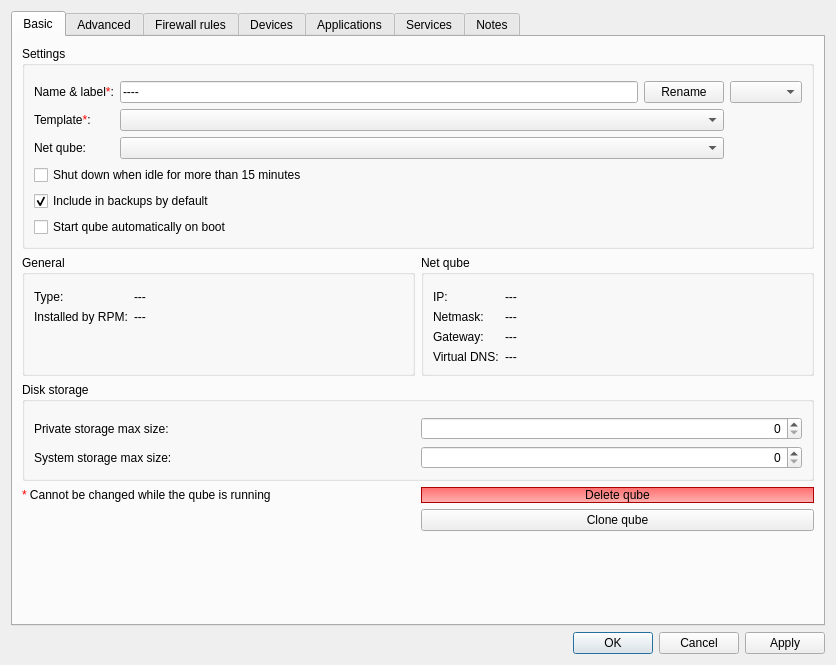
The window that ui/settingsdlg.ui (QubesOS/qubes-manager) describes before a commit, drawn with Qt 5.
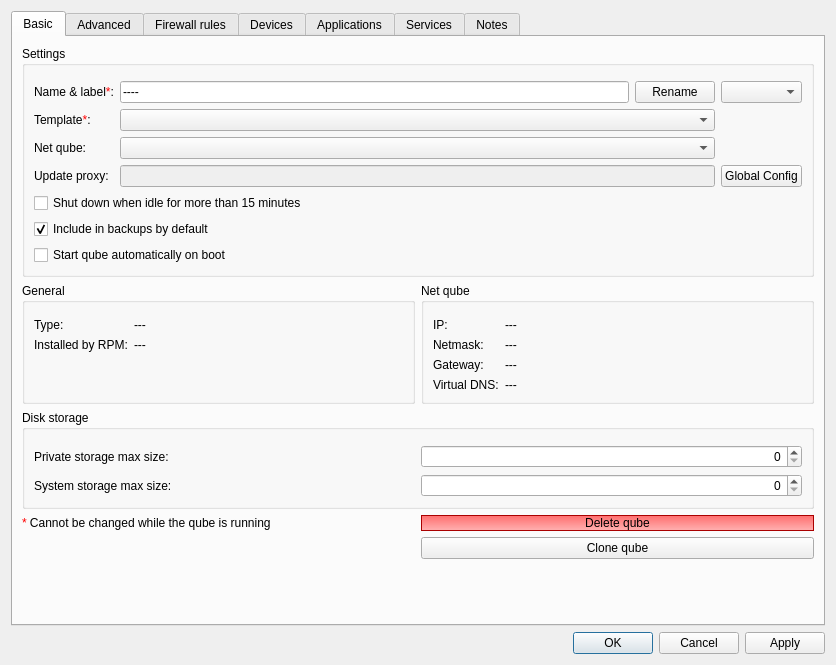
The same window after the commit. Icons and pictures are not drawn. Custom widgets are drawn as their Qt base class.

Commit message: settings: show the update proxy of templates and standalones

```diff
--- a/ui/settingsdlg.ui
+++ b/ui/settingsdlg.ui
@@ -324,7 +324,7 @@
             <item row="1" column="1" colspan="2">
              <widget class="QComboBox" name="template_name"/>
             </item>
-            <item row="5" column="0" colspan="3">
+            <item row="6" column="0" colspan="3">
              <layout class="QHBoxLayout" name="horizontalLayout_3">
               <item>
                <widget class="QCheckBox" name="autostart_vm">
@@ -405,7 +405,7 @@
               </property>
              </widget>
             </item>
-            <item row="4" column="0" colspan="3">
+            <item row="5" column="0" colspan="3">
              <layout class="QHBoxLayout" name="horizontalLayout">
               <item>
                <widget class="QCheckBox" name="include_in_backups">
@@ -432,7 +432,44 @@
               </property>
              </widget>
             </item>
-            <item row="3" column="0" colspan="3">
+            <item row="3" column="0">
+             <widget class="QLabel" name="update_proxy_label">
+              <property name="toolTip">
+               <string>&lt;html&gt;&lt;head/&gt;&lt;body&gt;&lt;p&gt;The qube that downloads updates for this qube. It is set for all qubes together in Global Config, on the Updates page, and cannot be changed here.&lt;/p&gt;&lt;/body&gt;&lt;/html&gt;</string>
+              </property>
+              <property name="text">
+               <string>Update proxy:</string>
+              </property>
+              <property name="buddy">
+               <cstring>update_proxy</cstring>
+              </property>
+             </widget>
+            </item>
+            <item row="3" column="1" colspan="2">
+             <widget class="QLineEdit" name="update_proxy">
+              <property name="enabled">
+               <bool>false</bool>
+              </property>
+              <property name="toolTip">
+               <string>&lt;html&gt;&lt;head/&gt;&lt;body&gt;&lt;p&gt;The qube that downloads updates for this qube. It is set for all qubes together in Global Config, on the Updates page, and cannot be changed here.&lt;/p&gt;&lt;/body&gt;&lt;/html&gt;</string>
+              </property>
+             </widget>
+            </item>
+            <item row="3" column="3">
+             <widget class="QPushButton" name="update_proxy_button">
+              <property name="toolTip">
+               <string>Open Global Config on the Updates page</string>
+              </property>
+              <property name="text">
+               <string>Global Config</string>
+              </property>
+              <property name="icon">
+               <iconset resource="../resources.qrc">
+                <normaloff>:/global-config</normaloff>:/global-config</iconset>
+              </property>
+             </widget>
+            </item>
+            <item row="4" column="0" colspan="3">
              <widget class="QCheckBox" name="idle_shutdown_checkbox">
               <property name="text">
                <string>Shut down when idle for more than 15 minutes</string>
```
Left out of the diff: 1 changed line with no effect on the pictures. The commit also changes 4 other files.
